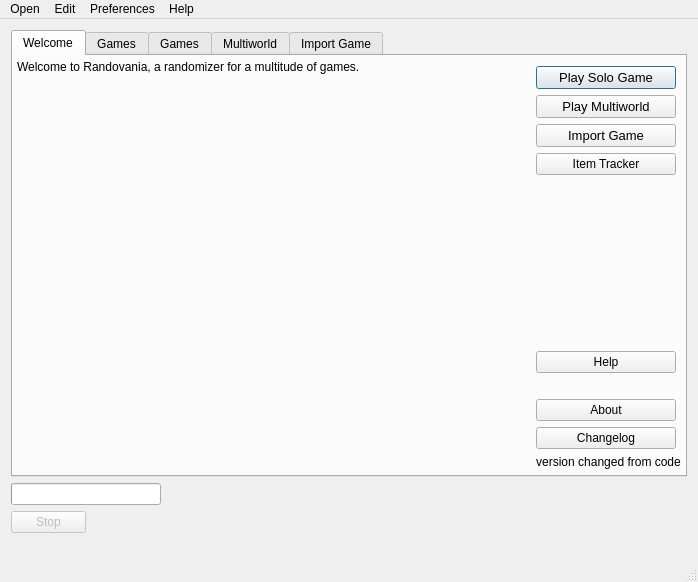
Miepee/randovania, file randovania/gui/ui_files/main_window.ui: the form before one commit.
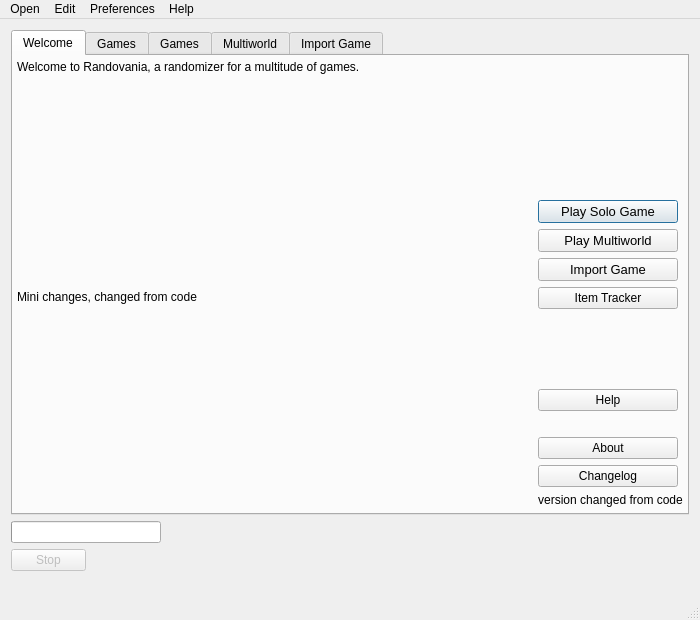
The form after the commit. Custom widgets are drawn as their Qt base class.

Commit message: add more intro text, move icon

What changed in the file:
```diff
--- a/randovania/gui/ui_files/main_window.ui
+++ b/randovania/gui/ui_files/main_window.ui
@@ -6,10 +6,16 @@
    <rect>
     <x>0</x>
     <y>0</y>
-    <width>698</width>
-    <height>582</height>
+    <width>700</width>
+    <height>620</height>
    </rect>
   </property>
+  <property name="minimumSize">
+   <size>
+    <width>700</width>
+    <height>620</height>
+   </size>
+  </property>
   <property name="maximumSize">
    <size>
     <width>16777215</width>
@@ -104,6 +110,9 @@
                 <verstretch>0</verstretch>
                </sizepolicy>
               </property>
+              <property name="styleSheet">
+               <string notr="true"/>
+              </property>
               <property name="textFormat">
                <enum>Qt::TextFormat::MarkdownText</enum>
               </property>
@@ -115,6 +124,19 @@
               </property>
              </widget>
             </item>
+            <item>
+             <widget class="QLabel" name="intro_changes_label">
+              <property name="styleSheet">
+               <string notr="true"/>
+              </property>
+              <property name="text">
+               <string>Mini changes, changed from code</string>
+              </property>
+              <property name="wordWrap">
+               <bool>true</bool>
+              </property>
+             </widget>
+            </item>
             <item>
              <spacer name="intro_vertical_spacer">
               <property name="orientation">
@@ -128,30 +150,10 @@
               </property>
              </spacer>
             </item>
-            <item>
-             <layout class="QHBoxLayout" name="intro_bottom_layout">
-              <item>
-               <widget class="QLabel" name="intro_image_label">
-                <property name="sizePolicy">
-                 <sizepolicy hsizetype="Preferred" vsizetype="Preferred">
-                  <horstretch>100</horstretch>
-                  <verstretch>100</verstretch>
-                 </sizepolicy>
-                </property>
-                <property name="text">
-                 <string/>
-                </property>
-                <property name="alignment">
-                 <set>Qt::AlignmentFlag::AlignBottom|Qt::AlignmentFlag::AlignRight|Qt::AlignmentFlag::AlignTrailing</set>
-                </property>
-               </widget>
-              </item>
-             </layout>
-            </item>
            </layout>
           </item>
           <item>
-           <layout class="QVBoxLayout" name="button_layout" stretch="0,0,0,0,0,0,0,0,0,0">
+           <layout class="QVBoxLayout" name="button_layout" stretch="0,0,0,0,0,0,0,0,0,0,0">
             <property name="sizeConstraint">
              <enum>QLayout::SizeConstraint::SetFixedSize</enum>
             </property>
@@ -161,6 +163,28 @@
             <property name="bottomMargin">
              <number>6</number>
             </property>
+            <item>
+             <widget class="QLabel" name="intro_image_label">
+              <property name="sizePolicy">
+               <sizepolicy hsizetype="Preferred" vsizetype="Preferred">
+                <horstretch>0</horstretch>
+                <verstretch>0</verstretch>
+               </sizepolicy>
+              </property>
+              <property name="minimumSize">
+               <size>
+                <width>128</width>
+                <height>128</height>
+               </size>
+              </property>
+              <property name="text">
+               <string/>
+              </property>
+              <property name="alignment">
+               <set>Qt::AlignmentFlag::AlignLeading|Qt::AlignmentFlag::AlignLeft|Qt::AlignmentFlag::AlignTop</set>
+              </property>
+             </widget>
+            </item>
             <item>
              <widget class="QPushButton" name="intro_play_solo_button">
               <property name="sizePolicy">
@@ -651,7 +675,7 @@
     <rect>
      <x>0</x>
      <y>0</y>
-     <width>698</width>
+     <width>700</width>
      <height>23</height>
     </rect>
    </property>
```
Left out of the diff: 4 changed lines with no effect on the pictures. The commit also changes 2 other files.
